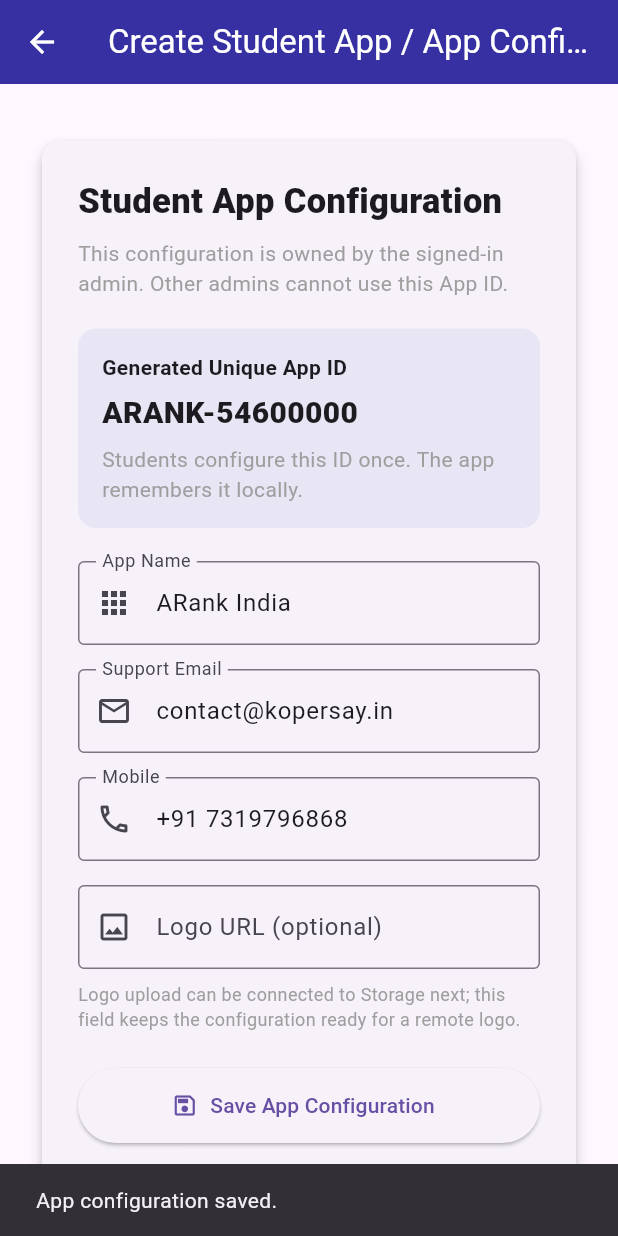
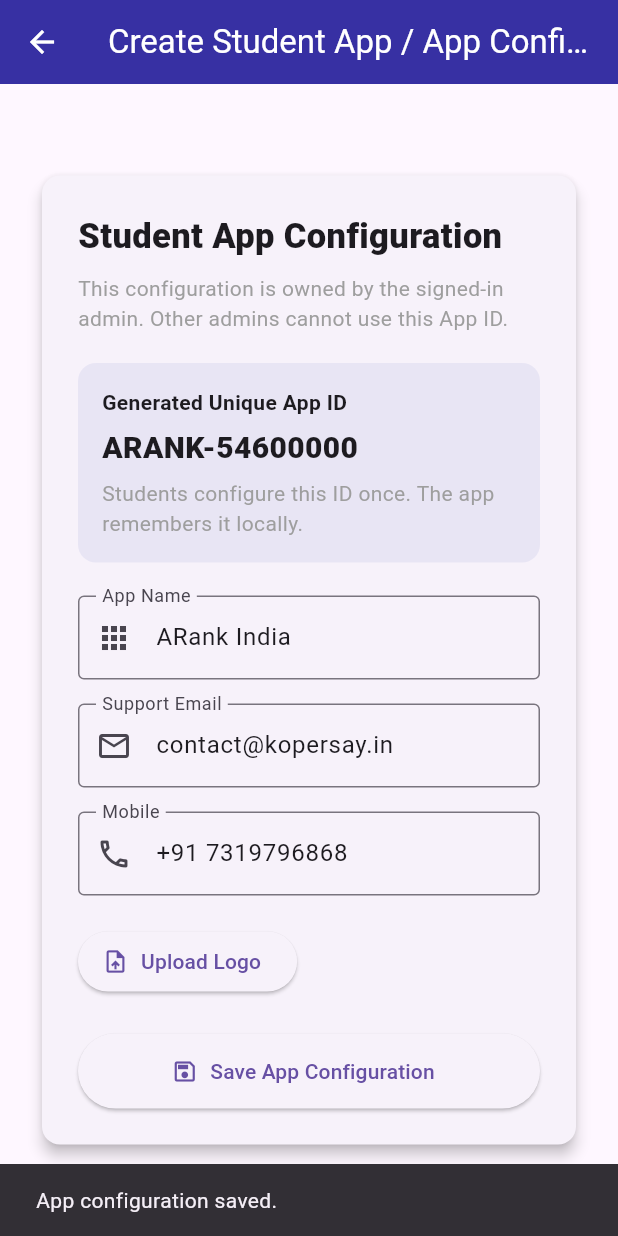
Before and after one commit to thegkexpert662-afk/arank-india-admin, a Flutter app: the AppConfigurationScreen screen opened directly, after a tap on "Save App Configuration", on a phone screen of 412 x 824 dp. Run offline on Flutter 3.47's test engine with Material 3 defaults, Android fonts, the phone set to English and light mode, and no system bars; our stand-ins replace cloud_firestore, file_picker, firebase_auth, firebase_core, firebase_storage; missing offline and left inert: spreadsheet_decoder; accounts and stored records are empty; network calls fail.

Commit message:
Add Student App logo upload to configuration

```diff
--- a/lib/screens/dashboard/app_configuration_screen.dart
+++ b/lib/screens/dashboard/app_configuration_screen.dart
@@ -1,159 +1,74 @@
 import 'package:cloud_firestore/cloud_firestore.dart';
 import 'package:firebase_auth/firebase_auth.dart';
+import 'package:file_picker/file_picker.dart';
 import 'package:flutter/material.dart';
-
 import '../../services/app_config_service.dart';
 
 class AppConfigurationScreen extends StatefulWidget {
   const AppConfigurationScreen({super.key});
-
-  @override
-  State<AppConfigurationScreen> createState() => _AppConfigurationScreenState();
+  @override State<AppConfigurationScreen> createState() => _AppConfigurationScreenState();
 }
 
 class _AppConfigurationScreenState extends State<AppConfigurationScreen> {
-  final _name = TextEditingController();
-  final _email = TextEditingController();
-  final _mobile = TextEditingController();
-  final _logoUrl = TextEditingController();
-  bool _loading = true;
-  bool _saving = false;
-  String _appId = '';
+  final _name = TextEditingController(), _email = TextEditingController(), _mobile = TextEditingController();
+  bool _loading = true, _saving = false, _uploadingLogo = false;
+  String _appId = '', _logoUrl = '';
   DocumentReference<Map<String, dynamic>>? _appRef;
 
-  @override
-  void initState() {
-    super.initState();
-    _load();
-  }
-
+  @override void initState() { super.initState(); _load(); }
   Future<void> _load() async {
     try {
       final ref = await AppConfigService.ensureAppConfig();
-      final snap = await ref.get();
-      final data = snap.data() ?? {};
-      _appRef = ref;
-      _appId = ref.id;
+      final data = (await ref.get()).data() ?? {};
+      _appRef = ref; _appId = ref.id;
       _name.text = '${data['appName'] ?? 'ARank India'}';
       _email.text = '${data['supportEmail'] ?? ''}';
       _mobile.text = '${data['mobile'] ?? ''}';
-      _logoUrl.text = '${data['logoUrl'] ?? ''}';
-    } catch (e) {
-      if (mounted) _show('Unable to load app configuration: $e');
-    } finally {
-      if (mounted) setState(() => _loading = false);
-    }
+      _logoUrl = '${data['logoUrl'] ?? ''}';
+    } catch (e) { if (mounted) _show('Unable to load app configuration: $e'); }
+    finally { if (mounted) setState(() => _loading = false); }
   }
-
+  Future<void> _pickLogo() async {
+    if (_appId.isEmpty) return;
+    try {
+      final result = await FilePicker.platform.pickFiles(type: FileType.image, withData: true);
+      final bytes = result?.files.single.bytes;
+      if (bytes == null) return;
+      setState(() => _uploadingLogo = true);
+      final url = await AppConfigService.uploadLogo(_appId, bytes);
+      setState(() => _logoUrl = url);
+      await _appRef!.set({'logoUrl': url, 'updatedAt': FieldValue.serverTimestamp()}, SetOptions(merge: true));
+      _show('Logo uploaded successfully.');
+    } catch (e) { _show('Logo upload failed: $e'); }
+    finally { if (mounted) setState(() => _uploadingLogo = false); }
+  }
   Future<void> _save() async {
     final ref = _appRef;
     if (ref == null) return;
-    if (_name.text.trim().isEmpty || _email.text.trim().isEmpty || _mobile.text.trim().isEmpty) {
-      _show('App name, support email and mobile are required.');
-      return;
-    }
+    if (_name.text.trim().isEmpty || _email.text.trim().isEmpty || _mobile.text.trim().isEmpty) { _show('App name, support email and mobile are required.'); return; }
     setState(() => _saving = true);
     try {
       final uid = FirebaseAuth.instance.currentUser?.uid ?? '';
-      await ref.set({
-        'appId': _appId,
-        'ownerAdminUid': uid,
-        'appName': _name.text.trim(),
-        'supportEmail': _email.text.trim(),
-        'mobile': _mobile.text.trim(),
-        'logoUrl': _logoUrl.text.trim(),
-        'isActive': true,
-        'updatedAt': FieldValue.serverTimestamp(),
-      }, SetOptions(merge: true));
+      await ref.set({'appId': _appId, 'ownerAdminUid': uid, 'appName': _name.text.trim(), 'supportEmail': _email.text.trim(), 'mobile': _mobile.text.trim(), 'logoUrl': _logoUrl, 'isActive': true, 'updatedAt': FieldValue.serverTimestamp()}, SetOptions(merge: true));
       _show('App configuration saved.');
-    } catch (e) {
-      _show('Save failed: $e');
-    } finally {
-      if (mounted) setState(() => _saving = false);
-    }
+    } catch (e) { _show('Save failed: $e'); }
+    finally { if (mounted) setState(() => _saving = false); }
   }
+  void _show(String text) { if (mounted) ScaffoldMessenger.of(context).showSnackBar(SnackBar(content: Text(text))); }
+  @override void dispose() { _name.dispose(); _email.dispose(); _mobile.dispose(); super.dispose(); }
+  InputDecoration _dec(String label, IconData icon) => InputDecoration(labelText: label, prefixIcon: Icon(icon), border: const OutlineInputBorder());
 
-  void _show(String text) {
-    if (!mounted) return;
-    ScaffoldMessenger.of(context).showSnackBar(SnackBar(content: Text(text)));
-  }
-
-  @override
-  void dispose() {
-    _name.dispose();
-    _email.dispose();
-    _mobile.dispose();
-    _logoUrl.dispose();
-    super.dispose();
-  }
-
-  InputDecoration _dec(String label, IconData icon) => InputDecoration(
-        labelText: label,
-        prefixIcon: Icon(icon),
-        border: const OutlineInputBorder(),
-      );
-
-  @override
-  Widget build(BuildContext context) {
-    return Scaffold(
-      appBar: AppBar(
-        title: const Text('Create Student App / App Configuration'),
-        backgroundColor: const Color(0xff3730A3),
-        foregroundColor: Colors.white,
-      ),
-      body: _loading
-          ? const Center(child: CircularProgressIndicator())
-          : Center(
-              child: ConstrainedBox(
-                constraints: const BoxConstraints(maxWidth: 700),
-                child: SingleChildScrollView(
-                  padding: const EdgeInsets.all(24),
-                  child: Card(
-                    elevation: 4,
-                    child: Padding(
-                      padding: const EdgeInsets.all(24),
-                      child: Column(
-                        crossAxisAlignment: CrossAxisAlignment.start,
-                        children: [
-                          const Text('Student App Configuration', style: TextStyle(fontSize: 23, fontWeight: FontWeight.w800)),
-                          const SizedBox(height: 8),
-                          const Text('This configuration is owned by the signed-in admin. Other admins cannot use this App ID.', style: TextStyle(color: Colors.grey)),
-                          const SizedBox(height: 20),
-                          Container(
-                            width: double.infinity,
-                            padding: const EdgeInsets.all(16),
-                            decoration: BoxDecoration(color: Colors.indigo.withValues(alpha: .08), borderRadius: BorderRadius.circular(12)),
-                            child: Column(crossAxisAlignment: CrossAxisAlignment.start, children: [
-                              const Text('Generated Unique App ID', style: TextStyle(fontWeight: FontWeight.w700)),
-                              const SizedBox(height: 6),
-                              SelectableText(_appId, style: const TextStyle(fontSize: 20, fontWeight: FontWeight.w800)),
-                              const SizedBox(height: 6),
-                              const Text('Students configure this ID once. The app remembers it locally.', style: TextStyle(color: Colors.grey)),
-                            ]),
-                          ),
-                          const SizedBox(height: 22),
-                          TextField(controller: _name, decoration: _dec('App Name', Icons.apps_outlined)),
-                          const SizedBox(height: 16),
-                          TextField(controller: _email, keyboardType: TextInputType.emailAddress, decoration: _dec('Support Email', Icons.email_outlined)),
-                          const SizedBox(height: 16),
-                          TextField(controller: _mobile, keyboardType: TextInputType.phone, decoration: _dec('Mobile', Icons.phone_outlined)),
-                          const SizedBox(height: 16),
-                          TextField(controller: _logoUrl, decoration: _dec('Logo URL (optional)', Icons.image_outlined)),
-                          const SizedBox(height: 8),
-                          const Text('Logo upload can be connected to Storage next; this field keeps the configuration ready for a remote logo.', style: TextStyle(fontSize: 12, color: Colors.grey)),
-                          const SizedBox(height: 24),
-                          SizedBox(width: double.infinity, height: 50, child: ElevatedButton.icon(
-                            onPressed: _saving ? null : _save,
-                            icon: _saving ? const SizedBox(width: 18, height: 18, child: CircularProgressIndicator(strokeWidth: 2)) : const Icon(Icons.save_outlined),
-                            label: Text(_saving ? 'Saving...' : 'Save App Configuration'),
-                          )),
-                        ],
-                      ),
-                    ),
-                  ),
-                ),
-              ),
-            ),
-    );
-  }
+  @override Widget build(BuildContext context) => Scaffold(
+    appBar: AppBar(title: const Text('Create Student App / App Configuration'), backgroundColor: const Color(0xff3730A3), foregroundColor: Colors.white),
+    body: _loading ? const Center(child: CircularProgressIndicator()) : Center(child: ConstrainedBox(constraints: const BoxConstraints(maxWidth: 700), child: SingleChildScrollView(padding: const EdgeInsets.all(24), child: Card(elevation: 4, child: Padding(padding: const EdgeInsets.all(24), child: Column(crossAxisAlignment: CrossAxisAlignment.start, children: [
+      const Text('Student App Configuration', style: TextStyle(fontSize: 23, fontWeight: FontWeight.w800)),
+      const SizedBox(height: 8), const Text('This configuration is owned by the signed-in admin. Other admins cannot use this App ID.', style: TextStyle(color: Colors.grey)),
+      const SizedBox(height: 20),
+      Container(width: double.infinity, padding: const EdgeInsets.all(16), decoration: BoxDecoration(color: Colors.indigo.withValues(alpha: .08), borderRadius: BorderRadius.circular(12)), child: Column(crossAxisAlignment: CrossAxisAlignment.start, children: [
+        const Text('Generated Unique App ID', style: TextStyle(fontWeight: FontWeight.w700)), const SizedBox(height: 6), SelectableText(_appId, style: const TextStyle(fontSize: 20, fontWeight: FontWeight.w800)), const SizedBox(height: 6), const Text('Students configure this ID once. The app remembers it locally.', style: TextStyle(color: Colors.grey))])),
+      const SizedBox(height: 22), TextField(controller: _name, decoration: _dec('App Name', Icons.apps_outlined)), const SizedBox(height: 16), TextField(controller: _email, keyboardType: TextInputType.emailAddress, decoration: _dec('Support Email', Icons.email_outlined)), const SizedBox(height: 16), TextField(controller: _mobile, keyboardType: TextInputType.phone, decoration: _dec('Mobile', Icons.phone_outlined)),
+      const SizedBox(height: 20), Row(children: [ElevatedButton.icon(onPressed: _uploadingLogo ? null : _pickLogo, icon: _uploadingLogo ? const SizedBox(width: 18, height: 18, child: CircularProgressIndicator(strokeWidth: 2)) : const Icon(Icons.upload_file), label: Text(_uploadingLogo ? 'Uploading...' : 'Upload Logo')), const SizedBox(width: 14), if (_logoUrl.isNotEmpty) const Icon(Icons.check_circle, color: Colors.green), if (_logoUrl.isNotEmpty) const Padding(padding: EdgeInsets.only(left: 8), child: Text('Logo connected'))]),
+      const SizedBox(height: 24), SizedBox(width: double.infinity, height: 50, child: ElevatedButton.icon(onPressed: _saving ? null : _save, icon: _saving ? const SizedBox(width: 18, height: 18, child: CircularProgressIndicator(strokeWidth: 2)) : const Icon(Icons.save_outlined), label: Text(_saving ? 'Saving...' : 'Save App Configuration'))),
+    ]))))),
+  );
 }
```
